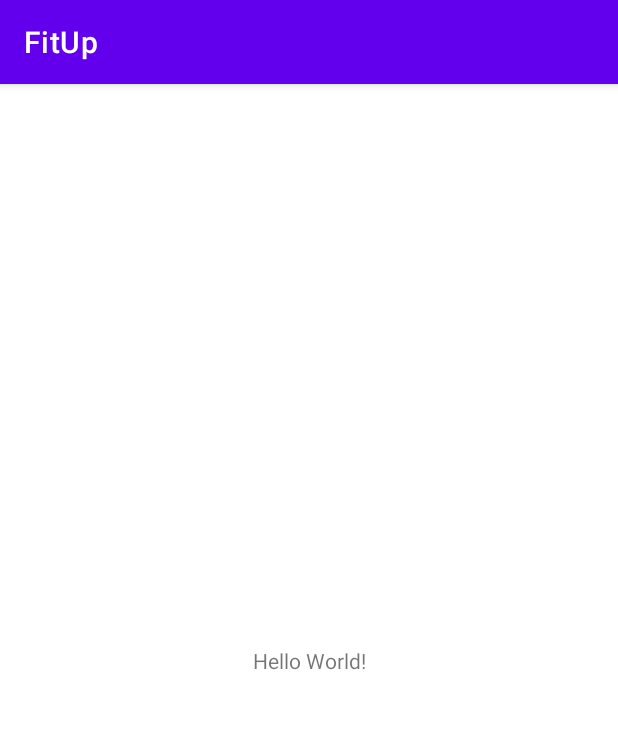
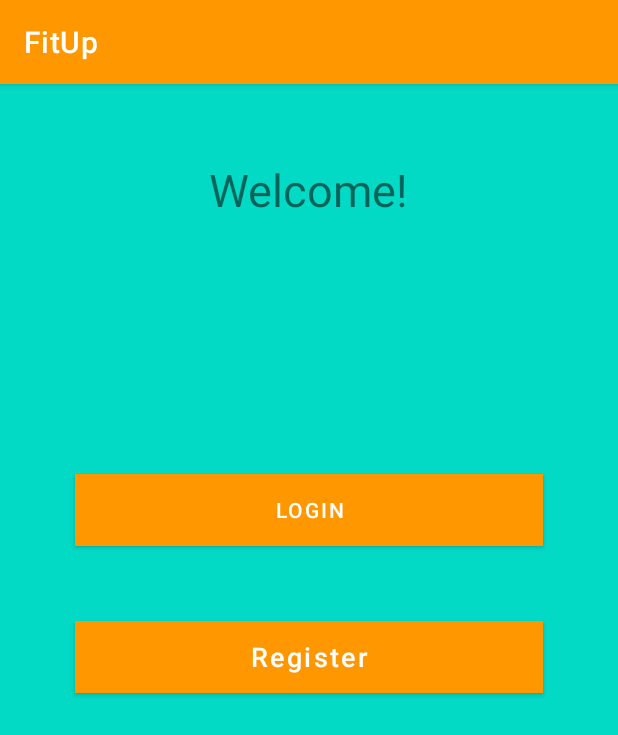
Before and after one commit to jma83/PracticaAndroid-FitUp, an Android app: the screen it shows after launch (MainActivity), on a phone screen of 412 x 824 dp. Shown: the top 735 px of the screen. Run offline under Robolectric (Android 15) with nearby library versions, the light colour scheme and no system bars.

Commit message:
First screen changes

```diff
--- a/app/build.gradle
+++ b/app/build.gradle
@@ -34,11 +34,13 @@ android {
 dependencies {
 
     implementation "org.jetbrains.kotlin:kotlin-stdlib:$kotlin_version"
-    implementation 'androidx.core:core-ktx:1.2.0'
+    implementation 'androidx.core:core-ktx:1.5.0'
     implementation 'androidx.appcompat:appcompat:1.3.0'
     implementation 'com.google.android.material:material:1.3.0'
     implementation 'androidx.constraintlayout:constraintlayout:2.0.4'
-    testImplementation 'junit:junit:4.+'
+    implementation 'androidx.recyclerview:recyclerview:1.2.1'
+
+    testImplementation 'junit:junit:4.13.2'
     androidTestImplementation 'androidx.test.ext:junit:1.1.2'
     androidTestImplementation 'androidx.test.espresso:espresso-core:3.3.0'
 }
--- a/app/src/main/res/layout/activity_main.xml
+++ b/app/src/main/res/layout/activity_main.xml
@@ -4,15 +4,48 @@
     xmlns:tools="http://schemas.android.com/tools"
     android:layout_width="match_parent"
     android:layout_height="match_parent"
-    tools:context=".MainActivity">
-
+    tools:context=".MainActivity"
+    android:background="@color/design_default_color_secondary">
     <TextView
         android:layout_width="wrap_content"
         android:layout_height="wrap_content"
-        android:text="Hello World!"
-        app:layout_constraintBottom_toBottomOf="parent"
+        android:text="Welcome!"
+        android:layout_marginTop="50dp"
+        android:textSize="30sp"
         app:layout_constraintLeft_toLeftOf="parent"
         app:layout_constraintRight_toRightOf="parent"
         app:layout_constraintTop_toTopOf="parent" />
 
+    <Button
+        android:id="@+id/button1"
+        android:layout_width="0dp"
+        android:layout_height="wrap_content"
+        android:layout_marginBottom="200dp"
+        android:layout_marginLeft="50dp"
+        android:layout_marginRight="50dp"
+        android:text="@string/loginButtonText"
+        android:background="@color/colorPrimary"
+        app:layout_constraintLeft_toLeftOf="parent"
+        app:layout_constraintRight_toRightOf="parent"
+        app:layout_constraintTop_toTopOf="parent"
+        app:layout_constraintBottom_toBottomOf="parent"
+        />
+    <Button
+        android:id="@+id/button2"
+        android:layout_width="0dp"
+        android:layout_height="wrap_content"
+        android:layout_marginTop="50dp"
+        android:layout_marginLeft="50dp"
+        android:layout_marginRight="50dp"
+        android:text="@string/registerButtonText"
+        android:background="@color/colorPrimaryVariant"
+        android:textAllCaps="false"
+        android:textSize="18sp"
+        app:layout_constraintLeft_toLeftOf="parent"
+        app:layout_constraintRight_toRightOf="parent"
+        app:layout_constraintTop_toBottomOf="@+id/button1"
+        />
+
+
+
 </androidx.constraintlayout.widget.ConstraintLayout>
--- a/app/src/main/res/values-night/themes.xml
+++ b/app/src/main/res/values-night/themes.xml
@@ -2,12 +2,12 @@
     <!-- Base application theme. -->
     <style name="Theme.FitUp" parent="Theme.MaterialComponents.DayNight.DarkActionBar">
         <!-- Primary brand color. -->
-        <item name="colorPrimary">@color/purple_200</item>
-        <item name="colorPrimaryVariant">@color/purple_700</item>
+        <item name="colorPrimary">#FF9800</item>
+        <item name="colorPrimaryVariant">#FF5722</item>
         <item name="colorOnPrimary">@color/black</item>
         <!-- Secondary brand color. -->
-        <item name="colorSecondary">@color/teal_200</item>
-        <item name="colorSecondaryVariant">@color/teal_200</item>
+        <item name="colorSecondary">#AEAEAE</item>
+        <item name="colorSecondaryVariant">#6E6E6E</item>
         <item name="colorOnSecondary">@color/black</item>
         <!-- Status bar color. -->
         <item name="android:statusBarColor" tools:targetApi="l">?attr/colorPrimaryVariant</item>
--- a/app/src/main/res/values/colors.xml
+++ b/app/src/main/res/values/colors.xml
@@ -7,4 +7,6 @@
     <color name="teal_700">#FF018786</color>
     <color name="black">#FF000000</color>
     <color name="white">#FFFFFFFF</color>
+    <color name="colorPrimary">#FF9800</color>
+    <color name="colorPrimaryVariant">#FF5722</color>
 </resources>
--- a/app/src/main/res/values/strings.xml
+++ b/app/src/main/res/values/strings.xml
@@ -1,3 +1,6 @@
 <resources>
     <string name="app_name">FitUp</string>
+    <string name="loginButtonText">Login</string>
+    <string name="registerButtonText">Register</string>
+    <string name="confirmButtonText">Confirm</string>
 </resources>
--- a/app/src/main/res/values/themes.xml
+++ b/app/src/main/res/values/themes.xml
@@ -2,12 +2,12 @@
     <!-- Base application theme. -->
     <style name="Theme.FitUp" parent="Theme.MaterialComponents.DayNight.DarkActionBar">
         <!-- Primary brand color. -->
-        <item name="colorPrimary">@color/purple_500</item>
-        <item name="colorPrimaryVariant">@color/purple_700</item>
+        <item name="colorPrimary">#FF9800</item>
+        <item name="colorPrimaryVariant">#FF5722</item>
         <item name="colorOnPrimary">@color/white</item>
         <!-- Secondary brand color. -->
-        <item name="colorSecondary">@color/teal_200</item>
-        <item name="colorSecondaryVariant">@color/teal_700</item>
+        <item name="colorSecondary">#AEAEAE</item>
+        <item name="colorSecondaryVariant">#6E6E6E</item>
         <item name="colorOnSecondary">@color/black</item>
         <!-- Status bar color. -->
         <item name="android:statusBarColor" tools:targetApi="l">?attr/colorPrimaryVariant</item>
```
